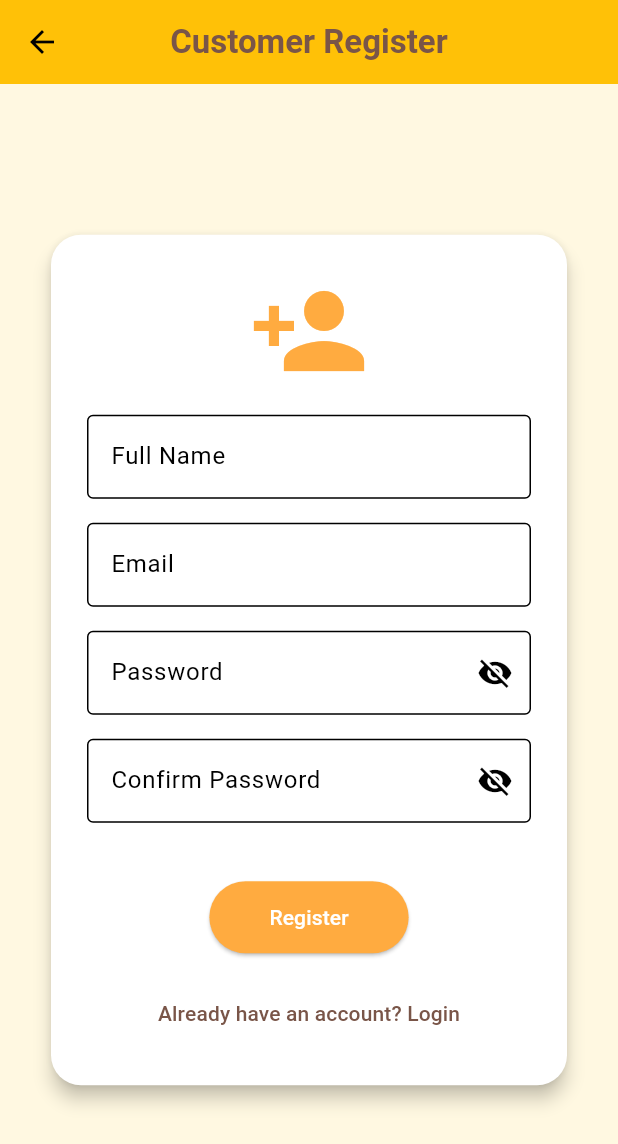
After one commit to otchia/sari-sari-store-project-frontend, a Flutter app: the CustomerLoginPage screen opened by its route, after a tap on "Don't have an account? Register", on a phone screen of 412 x 824 dp. The commit adds this screen. Shown: the top 1144 px of the screen. Run offline on Flutter 3.47's test engine with Material 3 defaults, Android fonts, the phone set to English and light mode, and no system bars; our stand-ins replace firebase_core, google_sign_in; accounts and stored records are empty.

Commit message:
Revised Customer Login and Added Customer Register

```diff
--- a/lib/pages/customer_login.dart
+++ b/lib/pages/customer_login.dart
@@ -1,10 +1,8 @@
 import 'package:flutter/material.dart';
-import 'package:firebase_auth/firebase_auth.dart';
-import 'package:google_sign_in/google_sign_in.dart';
-import 'package:flutter/foundation.dart' show kIsWeb;
+import 'dart:convert';
+import 'package:http/http.dart' as http;
 import 'customer_dashboard.dart';
-import 'dart:convert'; // 🔹 needed for jsonEncode/jsonDecode
-import 'package:http/http.dart' as http; // 🔹 needed for http.post
+import 'customer_register.dart';
 
 class CustomerLoginPage extends StatefulWidget {
   const CustomerLoginPage({super.key});
@@ -13,62 +11,39 @@ class CustomerLoginPage extends StatefulWidget {
   State<CustomerLoginPage> createState() => _CustomerLoginPageState();
 }
 
-class _CustomerLoginPageState extends State<CustomerLoginPage>
-    with SingleTickerProviderStateMixin {
-  final FirebaseAuth _auth = FirebaseAuth.instance;
-  final GoogleSignIn _googleSignIn = GoogleSignIn(
-  clientId: "489581687955-64gs1rj29ha4gb1vr0v4i9mdl95rb1pr.apps.googleusercontent.com",
-);
+class _CustomerLoginPageState extends State<CustomerLoginPage> {
+  final TextEditingController emailController = TextEditingController();
+  final TextEditingController passwordController = TextEditingController();
 
-  String? userName;
-  String? userEmail;
-  String? userPhoto;
+  bool loading = false;
+  bool _isPasswordVisible = false; // 👁️ Password toggle
 
-Future<void> handleGoogleSignIn() async {
-  try {
-    UserCredential userCredential;
+  Future<void> loginCustomer() async {
+    final email = emailController.text.trim();
+    final password = passwordController.text.trim();
 
-    if (kIsWeb) {
-      userCredential = await _auth.signInWithPopup(GoogleAuthProvider());
-    } else {
-      final GoogleSignInAccount? googleUser = await _googleSignIn.signIn();
-      if (googleUser == null) return;
-
-      final GoogleSignInAuthentication googleAuth =
-          await googleUser.authentication;
-
-      final credential = GoogleAuthProvider.credential(
-        accessToken: googleAuth.accessToken,
-        idToken: googleAuth.idToken,
+    if (email.isEmpty || password.isEmpty) {
+      ScaffoldMessenger.of(context).showSnackBar(
+        const SnackBar(content: Text("All fields are required")),
       );
-
-      userCredential = await _auth.signInWithCredential(credential);
+      return;
     }
 
-    final user = userCredential.user;
-    if (user != null) {
-      // 🔹 Send Google user info to your backend (no token yet)
+    setState(() => loading = true);
+
+    try {
       final response = await http.post(
         Uri.parse("http://localhost:5000/api/customer/login"),
         headers: {"Content-Type": "application/json"},
-        body: jsonEncode({
-          "name": user.displayName,
-          "email": user.email,
-          "photoUrl": user.photoURL,
-        }),
+        body: jsonEncode({"email": email, "password": password}),
       );
 
+      setState(() => loading = false);
+
+      final res = jsonDecode(response.body);
+
       if (response.statusCode == 200) {
-        final res = jsonDecode(response.body);
-        print("✅ Backend response: $res");
-
-        setState(() {
-          userName = res["customer"]["name"];
-          userEmail = res["customer"]["email"];
-          userPhoto = res["customer"]["photoUrl"];
-        });
-
-        // ✅ Animated success card
+        // ✅ Show success modal
         showGeneralDialog(
           context: context,
           barrierDismissible: false,
@@ -87,12 +62,13 @@ Future<void> handleGoogleSignIn() async {
                     shape: RoundedRectangleBorder(
                       borderRadius: BorderRadius.circular(20),
                     ),
-                    child: const Padding(
-                      padding: EdgeInsets.all(24.0),
+                    child: Padding(
+                      padding: const EdgeInsets.all(24.0),
                       child: Column(
                         mainAxisSize: MainAxisSize.min,
-                        children: [
-                          Icon(Icons.check_circle, color: Colors.green, size: 80),
+                        children: const [
+                          Icon(Icons.check_circle,
+                              color: Colors.green, size: 80),
                           SizedBox(height: 16),
                           Text(
                             "Login Successful!",
@@ -117,6 +93,7 @@ Future<void> handleGoogleSignIn() async {
           },
         );
 
+        // Wait 2 seconds before redirect
         await Future.delayed(const Duration(seconds: 2));
         if (mounted) Navigator.of(context).pop();
 
@@ -124,35 +101,29 @@ Future<void> handleGoogleSignIn() async {
           context,
           MaterialPageRoute(
             builder: (context) => CustomerDashboardPage(
-              customerName: res["customer"]["name"] ?? "Customer",
+              customerName: res["customer"]["name"],
               storeName: "Alyn Store",
             ),
           ),
         );
       } else {
-        print("❌ Backend error: ${response.body}");
+        // ❌ Unsuccessful login
         ScaffoldMessenger.of(context).showSnackBar(
-          SnackBar(content: Text("Error: ${response.body}")),
+          SnackBar(
+            content: Text(res["message"] ?? "Invalid credentials"),
+            backgroundColor: Colors.redAccent,
+          ),
         );
       }
+    } catch (e) {
+      setState(() => loading = false);
+      ScaffoldMessenger.of(context).showSnackBar(
+        SnackBar(
+          content: Text("Network error: $e"),
+          backgroundColor: Colors.redAccent,
+        ),
+      );
     }
-  } catch (e) {
-    ScaffoldMessenger.of(context).showSnackBar(
-      SnackBar(content: Text("❌ Sign-In Error: $e")),
-    );
-  }
-}
-
-  Future<void> handleSignOut() async {
-    await _auth.signOut();
-    if (!kIsWeb) {
-      await _googleSignIn.signOut();
-    }
-    setState(() {
-      userName = null;
-      userEmail = null;
-      userPhoto = null;
-    });
   }
 
   @override
@@ -177,7 +148,6 @@ Future<void> handleGoogleSignIn() async {
             width: 400,
             padding: const EdgeInsets.all(24),
             child: Card(
-              color: Colors.white,
               elevation: 5,
               shape: RoundedRectangleBorder(
                 borderRadius: BorderRadius.circular(20),
@@ -185,77 +155,70 @@ Future<void> handleGoogleSignIn() async {
               child: Padding(
                 padding: const EdgeInsets.all(24),
                 child: Column(
-                  mainAxisSize: MainAxisSize.min,
                   children: [
                     const Icon(Icons.storefront,
                         size: 80, color: Colors.orangeAccent),
                     const SizedBox(height: 16),
-                    Text(
-                      userName == null
-                          ? "Welcome, Customer!"
-                          : "Welcome, $userName!",
-                      style: const TextStyle(
+                    const Text(
+                      "Welcome, Customer!",
+                      style: TextStyle(
                         fontSize: 22,
                         fontWeight: FontWeight.bold,
                         color: Colors.brown,
                       ),
                     ),
-                    const SizedBox(height: 8),
-                    Text(
-                      userName == null
-                          ? "Sign in to access your sari-sari store account."
-                          : userEmail ?? "",
-                      textAlign: TextAlign.center,
-                      style: const TextStyle(color: Colors.black87),
+                    const SizedBox(height: 24),
+                    TextField(
+                      controller: emailController,
+                      decoration: const InputDecoration(
+                        labelText: "Email",
+                        border: OutlineInputBorder(),
+                      ),
+                    ),
+                    const SizedBox(height: 16),
+                    TextField(
+                      controller: passwordController,
+                      obscureText: !_isPasswordVisible,
+                      decoration: InputDecoration(
+                        labelText: "Password",
+                        border: const OutlineInputBorder(),
+                        suffixIcon: IconButton(
+                          icon: Icon(_isPasswordVisible
+                              ? Icons.visibility
+                              : Icons.visibility_off),
+                          onPressed: () {
+                            setState(() {
+                              _isPasswordVisible = !_isPasswordVisible;
+                            });
+                          },
+                        ),
+                      ),
                     ),
                     const SizedBox(height: 24),
-                    if (userName == null)
-                      ElevatedButton.icon(
-                        onPressed: handleGoogleSignIn,
-                        icon: const Icon(Icons.login),
-                        label: const Text("Sign in with Google"),
-                        style: ElevatedButton.styleFrom(
-                          backgroundColor: Colors.orangeAccent,
-                          foregroundColor: Colors.white,
-                          padding: const EdgeInsets.symmetric(
-                              horizontal: 24, vertical: 14),
-                          shape: RoundedRectangleBorder(
-                            borderRadius: BorderRadius.circular(12),
-                          ),
-                        ),
-                      )
-                    else
-                      Column(
-                        children: [
-                          if (userPhoto != null)
-                            CircleAvatar(
-                              backgroundImage: NetworkImage(userPhoto!),
-                              radius: 40,
-                            ),
-                          const SizedBox(height: 16),
-                          ElevatedButton.icon(
-                            onPressed: handleSignOut,
-                            icon: const Icon(Icons.logout),
-                            label: const Text("Sign out"),
-                            style: ElevatedButton.styleFrom(
-                              backgroundColor: Colors.brown,
-                              foregroundColor: Colors.white,
-                              padding: const EdgeInsets.symmetric(
-                                  horizontal: 24, vertical: 14),
-                              shape: RoundedRectangleBorder(
-                                borderRadius: BorderRadius.circular(12),
-                              ),
-                            ),
-                          ),
-                        ],
+                    ElevatedButton(
+                      onPressed: loading ? null : loginCustomer,
+                      style: ElevatedButton.styleFrom(
+                        backgroundColor: Colors.orangeAccent,
+                        foregroundColor: Colors.white,
+                        padding: const EdgeInsets.symmetric(
+                            horizontal: 40, vertical: 14),
                       ),
+                      child: loading
+                          ? const CircularProgressIndicator(color: Colors.white)
+                          : const Text("Login"),
+                    ),
                     const SizedBox(height: 16),
                     TextButton(
                       onPressed: () {
-                        Navigator.pop(context);
+                        Navigator.push(
+                          context,
+                          MaterialPageRoute(
+                              builder: (context) =>
+                                  const CustomerRegisterPage()),
+                        );
                       },
                       child: const Text(
-                        "Back to Home",
+                        "Don't have an account? Register",
                         style: TextStyle(color: Colors.brown),
                       ),
                     ),
--- /dev/null
+++ b/lib/pages/customer_register.dart
@@ -0,0 +1,217 @@
+import 'package:flutter/material.dart';
+import 'dart:convert';
+import 'package:http/http.dart' as http;
+import 'customer_login.dart';
+
+class CustomerRegisterPage extends StatefulWidget {
+  const CustomerRegisterPage({super.key});
+
+  @override
+  State<CustomerRegisterPage> createState() => _CustomerRegisterPageState();
+}
+
+class _CustomerRegisterPageState extends State<CustomerRegisterPage> {
+  final TextEditingController nameController = TextEditingController();
+  final TextEditingController emailController = TextEditingController();
+  final TextEditingController passwordController = TextEditingController();
+  final TextEditingController confirmPasswordController =
+      TextEditingController();
+
+  bool loading = false;
+  bool passwordVisible = false;
+  bool confirmPasswordVisible = false;
+  String? errorMessage;
+
+  Future<void> registerCustomer() async {
+    final name = nameController.text.trim();
+    final email = emailController.text.trim();
+    final password = passwordController.text.trim();
+    final confirmPassword = confirmPasswordController.text.trim();
+
+    if (name.isEmpty ||
+        email.isEmpty ||
+        password.isEmpty ||
+        confirmPassword.isEmpty) {
+      ScaffoldMessenger.of(context)
+          .showSnackBar(const SnackBar(content: Text("All fields required")));
+      return;
+    }
+
+    if (password != confirmPassword) {
+      setState(() {
+        errorMessage = "Passwords do not match";
+      });
+      return;
+    }
+
+    setState(() {
+      errorMessage = null;
+      loading = true;
+    });
+
+    try {
+      final response = await http.post(
+        Uri.parse("http://localhost:5000/api/customer/register"),
+        headers: {"Content-Type": "application/json"},
+        body: jsonEncode({"name": name, "email": email, "password": password}),
+      );
+
+      setState(() => loading = false);
+
+      if (response.statusCode == 201) {
+        showDialog(
+          context: context,
+          builder: (context) {
+            return AlertDialog(
+              title: const Text("Success"),
+              content: const Text("Account successfully created!"),
+              actions: [
+                TextButton(
+                  onPressed: () {
+                    Navigator.pop(context);
+                    Navigator.pushReplacement(
+                      context,
+                      MaterialPageRoute(
+                          builder: (context) => const CustomerLoginPage()),
+                    );
+                  },
+                  child: const Text("OK"),
+                ),
+              ],
+            );
+          },
+        );
+      } else {
+        ScaffoldMessenger.of(context)
+            .showSnackBar(SnackBar(content: Text(response.body)));
+      }
+    } catch (e) {
+      setState(() => loading = false);
+      ScaffoldMessenger.of(context)
+          .showSnackBar(SnackBar(content: Text("Error: $e")));
+    }
+  }
+
+  @override
+  Widget build(BuildContext context) {
+    return Scaffold(
+      backgroundColor: const Color(0xFFFFF8E1),
+      appBar: AppBar(
+        backgroundColor: const Color(0xFFFFC107),
+        title: const Text(
+          "Customer Register",
+          style: TextStyle(
+            fontWeight: FontWeight.bold,
+            color: Colors.brown,
+          ),
+        ),
+        centerTitle: true,
+      ),
+      body: Center(
+        child: SingleChildScrollView(
+          child: Container(
+            width: 400,
+            padding: const EdgeInsets.all(24),
+            child: Card(
+              elevation: 5,
+              shape: RoundedRectangleBorder(
+                  borderRadius: BorderRadius.circular(20)),
+              child: Padding(
+                padding: const EdgeInsets.all(24),
+                child: Column(
+                  children: [
+                    const Icon(Icons.person_add,
+                        size: 80, color: Colors.orangeAccent),
+                    const SizedBox(height: 16),
+                    TextField(
+                      controller: nameController,
+                      decoration: const InputDecoration(
+                        labelText: "Full Name",
+                        border: OutlineInputBorder(),
+                      ),
+                    ),
+                    const SizedBox(height: 16),
+                    TextField(
+                      controller: emailController,
+                      decoration: const InputDecoration(
+                        labelText: "Email",
+                        border: OutlineInputBorder(),
+                      ),
+                    ),
+                    const SizedBox(height: 16),
+                    TextField(
+                      controller: passwordController,
+                      obscureText: !passwordVisible,
+                      decoration: InputDecoration(
+                        labelText: "Password",
+                        border: const OutlineInputBorder(),
+                        suffixIcon: IconButton(
+                          icon: Icon(passwordVisible
+                              ? Icons.visibility
+                              : Icons.visibility_off),
+                          onPressed: () {
+                            setState(() {
+                              passwordVisible = !passwordVisible;
+                            });
+                          },
+                        ),
+                      ),
+                    ),
+                    const SizedBox(height: 16),
+                    TextField(
+                      controller: confirmPasswordController,
+                      obscureText: !confirmPasswordVisible,
+                      decoration: InputDecoration(
+                        labelText: "Confirm Password",
+                        border: const OutlineInputBorder(),
+                        suffixIcon: IconButton(
+                          icon: Icon(confirmPasswordVisible
+                              ? Icons.visibility
+                              : Icons.visibility_off),
+                          onPressed: () {
+                            setState(() {
+                              confirmPasswordVisible = !confirmPasswordVisible;
+                            });
+                          },
+                        ),
+                      ),
+                    ),
+                    const SizedBox(height: 15),
+                    if (errorMessage != null)
+                      Text(
+                        errorMessage!,
+                        style: const TextStyle(color: Colors.red),
+                      ),
+                    const SizedBox(height: 24),
+                    ElevatedButton(
+                      onPressed: loading ? null : registerCustomer,
+                      style: ElevatedButton.styleFrom(
+                        backgroundColor: Colors.orangeAccent,
+                        foregroundColor: Colors.white,
+                        padding: const EdgeInsets.symmetric(
+                            horizontal: 40, vertical: 14),
+                      ),
+                      child: loading
+                          ? const CircularProgressIndicator(color: Colors.white)
+                          : const Text("Register"),
+                    ),
+                    const SizedBox(height: 16),
+                    TextButton(
+                      onPressed: () {
+                        Navigator.pop(context);
+                      },
+                      child: const Text(
+                        "Already have an account? Login",
+                        style: TextStyle(color: Colors.brown),
+                      ),
+                    ),
+                  ],
+                ),
+              ),
+            ),
+          ),
+        ),
+      ),
+    );
+  }
+}
```
Also changed, not shown: lib/pages/customer_dashboard.dart (+20 -10 lines).
